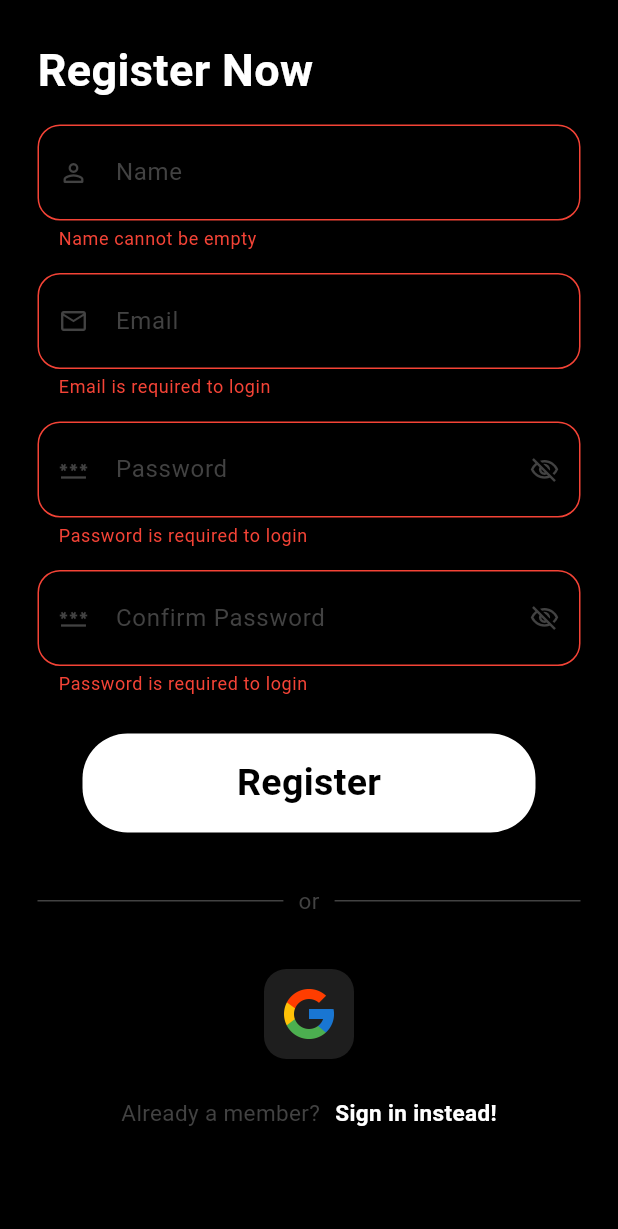
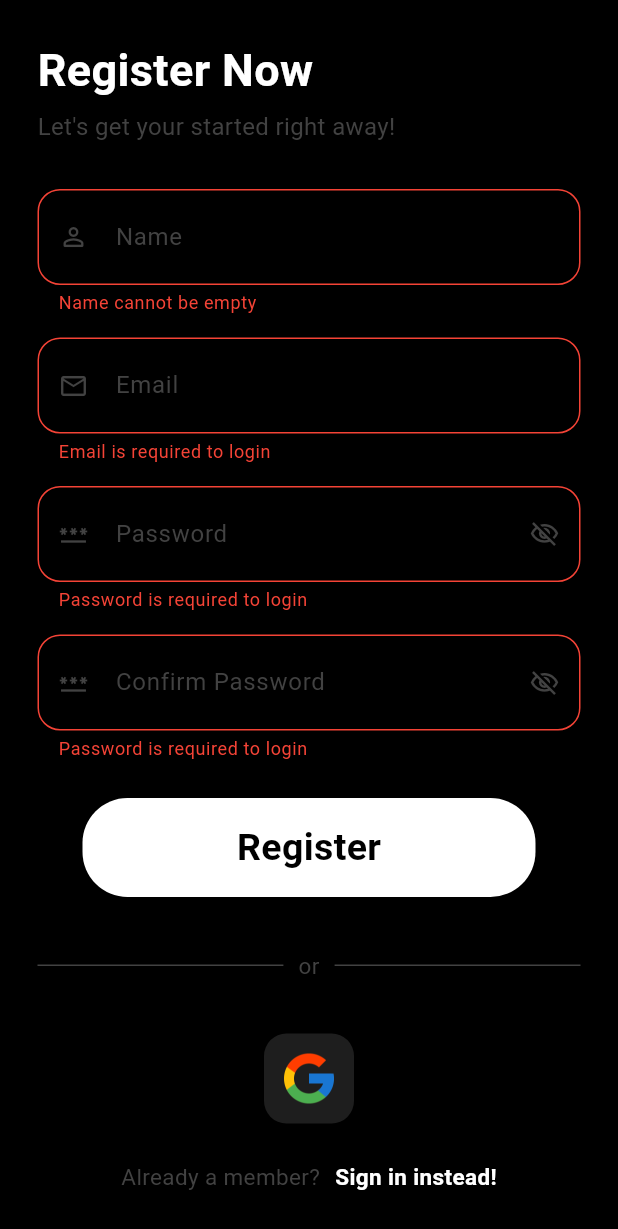
Before and after one commit to Jaskeeee/productivity-app, a Flutter app: the screen it shows after launch, after a tap on "Login", after a tap on "Register Now!", after a tap on "Register", on a phone screen of 412 x 824 dp. Shown: the top 1229 px of the screen. Run offline on Flutter 3.47's test engine with Material 3 defaults, Android fonts, the phone set to English and light mode, and no system bars; our stand-ins replace cloud_firestore, firebase_auth, firebase_core, flutter_bloc, google_sign_in, loading_animation_widget; accounts and stored records are empty; generated files the repository leaves out were written again.

Commit message:
Backend: Added Auth (doesn't work)

```diff
--- a/lib/core/app.dart
+++ b/lib/core/app.dart
@@ -1,16 +1,76 @@
 import 'package:flutter/material.dart';
+import 'package:flutter_bloc/flutter_bloc.dart';
+import 'package:loading_animation_widget/loading_animation_widget.dart';
 import 'package:productivity_app/core/themes/themes.dart';
+import 'package:productivity_app/features/auth/data/firebase_user_repo.dart';
+import 'package:productivity_app/features/auth/presentation/cubit/auth_cubit.dart';
+import 'package:productivity_app/features/auth/presentation/cubit/auth_states.dart';
 import 'package:productivity_app/features/auth/presentation/pages/auth_page.dart';
+import 'package:productivity_app/features/home/presentation/pages/home_page.dart';
 
 class App extends StatelessWidget {
-  const App({super.key});
+  final GlobalKey<ScaffoldMessengerState> rootMessengerKey = GlobalKey<ScaffoldMessengerState>();
+  final FirebaseUserRepo firebaseUserRepo = FirebaseUserRepo();
+  App({super.key});
 
   @override
   Widget build(BuildContext context) {
     return MaterialApp(
       theme: darkTheme,
       debugShowCheckedModeBanner: false,
-      home:AuthPage()
+      home: MultiBlocProvider(
+        providers: [
+          BlocProvider(
+            create: (context) => AuthCubit(firebaseUserRepo)..getUser(),
+          ),
+        ],
+        child: BlocConsumer<AuthCubit, AuthStates>(
+          builder: (context, state) {
+            if (state is Authenticated) {
+              return HomePage(user: state.user);
+            } else if (state is Unauthenticated) {
+              return AuthPage();
+            } else {
+              return Center(
+                child: LoadingAnimationWidget.inkDrop(
+                  color: Theme.of(context).colorScheme.inversePrimary,
+                  size: 25,
+                ),
+              );
+            }
+          },
+          listener: (context, state) {
+            if (state is AuthError) {
+              print(state.message);
+              WidgetsBinding.instance.addPostFrameCallback((_){
+                rootMessengerKey.currentState?.showMaterialBanner(
+                MaterialBanner(
+                  backgroundColor: Theme.of(context).colorScheme.error,
+                  dividerColor: Theme.of(context).colorScheme.error,
+                  content: Text(
+                    state.message,
+                    style: TextStyle(
+                      color: Theme.of(context).colorScheme.inversePrimary,
+                      fontSize: 16,
+                    ),
+                  ),
+                  actions: [
+                    IconButton(
+                      onPressed: () => rootMessengerKey.currentState?.hideCurrentMaterialBanner(),
+                      icon: Icon(
+                        Icons.close,
+                        color: Theme.of(context).colorScheme.inversePrimary,
+                        size: 20,
+                      ),
+                    ),
+                  ],
+                ),
+              );
+              });
+            }
+          },
+        ),
+      ),
     );
   }
 }
--- a/lib/core/components/google_sign_in_button.dart
+++ b/lib/core/components/google_sign_in_button.dart
@@ -2,11 +2,17 @@ import 'package:flutter/material.dart';
 import 'package:productivity_app/core/utils.dart';
 
 class GoogleSignInButton extends StatelessWidget {
-  const GoogleSignInButton({super.key});
+  final void Function() onPressed;
+  const GoogleSignInButton({
+    super.key,
+    required this.onPressed
+  });
 
   @override
   Widget build(BuildContext context) {
     return Center(
+      child: GestureDetector(
+        onTap: onPressed,
         child: Container(
           padding: EdgeInsets.all(10),
           decoration: BoxDecoration(
@@ -19,6 +25,7 @@ class GoogleSignInButton extends StatelessWidget {
             height: 40,
           )
         ),
+      ),
     );
   }
 }
--- /dev/null
+++ b/lib/features/auth/data/firebase_user_repo.dart
@@ -0,0 +1,123 @@
+
+import 'package:cloud_firestore/cloud_firestore.dart';
+import 'package:firebase_auth/firebase_auth.dart';
+import 'package:google_sign_in/google_sign_in.dart';
+import 'package:productivity_app/core/utils.dart';
+import 'package:productivity_app/features/auth/domain/app_user.dart';
+import 'package:productivity_app/features/auth/domain/repo/app_user_repo.dart';
+
+class FirebaseUserRepo implements AppUserRepo{
+  final _firebaseauth = FirebaseAuth.instance;
+  final _firestore = FirebaseFirestore.instance;
+  final _googleSignin = GoogleSignIn.instance;
+  bool isInit = false;
+
+  Future<void> _ensureGoogleInit()async{
+    try{
+      await _googleSignin.initialize();
+      isInit = true;
+    }
+    catch(e){
+      throw Exception("Failed to initialize Google Sign in: $e");
+    }
+  }
+
+  FirebaseUserRepo(){
+    _ensureGoogleInit();
+  }
+
+  @override
+  Future<AppUser?> getuser()async{
+    try{
+      final User? currUser =  _firebaseauth.currentUser;
+      if(currUser!=null){
+        return AppUser(
+          uid: currUser.uid,
+          name: currUser.displayName!,
+          email: currUser.email!,
+        );
+      }else{
+        return null;
+      }
+
+    }catch(e){
+      throw Exception("Failed to fetch User!: $e");
+    }
+  }
+  @override
+  Future<AppUser?> userLogin(String email, String passwd)async{
+    try{
+      final UserCredential userCreds = await _firebaseauth.signInWithEmailAndPassword(
+        email: email,
+        password: passwd
+      );
+      final AppUser appUser = AppUser(
+        uid: userCreds.user!.uid,
+        name: userCreds.user!.displayName!,
+        email: userCreds.user!.email!
+      );
+      return appUser;
+    }catch(e){
+      throw Exception("Failed login user!: $e");
+    }
+  }
+  @override
+  Future<AppUser?> userRegister(String name, String email, String passwd)async{
+    try{
+      final UserCredential userCreds = await _firebaseauth.createUserWithEmailAndPassword(email: email, password: passwd);
+      final AppUser newUser = AppUser(
+        uid: userCreds.user!.uid,
+        name: name,
+        email: email
+      );
+      final CollectionReference userCollection = _firestore.collection("users");
+      userCollection.doc(newUser.uid).set(newUser.toJson());
+      return newUser;
+    }catch(e){
+      throw Exception("Failed to Register User!: $e");
+    }
+  }
+  @override
+  Future<void> logoutUser()async{
+    try{
+      await _firebaseauth.signOut();
+    }
+    catch(e){
+      throw Exception("Failed to Login User!:$e");
+    }
+  }
+
+  @override
+  Future<AppUser?> googleSignIn()async{
+    try{
+      if(!isInit){
+        await _ensureGoogleInit();
+      }
+      final GoogleSignInAccount appUser = await _googleSignin.authenticate(
+        scopeHint: ['email']
+      );
+      final authClient = _googleSignin.authorizationClient;
+      final authorization = await authClient.authorizationForScopes(['emails']);
+      final GoogleSignInAuthentication googleSignInAuthentication = appUser.authentication;
+      final CollectionReference userCollection = _firestore.collection("users");
+      final credential = GoogleAuthProvider.credential(
+        accessToken: authorization?.accessToken,
+        idToken: googleSignInAuthentication.idToken
+      );
+      final UserCredential userCredential = await _firebaseauth.signInWithCredential(credential);
+      final AppUser user = AppUser(
+        uid: userCredential.user!.uid,
+        name: userCredential.user!.displayName ?? "User",
+        email: userCredential.user!.email!
+      );
+      userCollection.doc(user.uid).set(user.toJson());
+      return user;
+    }
+    on GoogleSignInException catch(e){
+      throw Exception("Google Sign In Exception: ${e.code} ${e.description} ${e.details}");
+    }
+    catch(e){
+      throw Exception("Failed to Sign User in using google: $e");
+    }
+  }
+}
--- /dev/null
+++ b/lib/features/auth/domain/app_user.dart
@@ -0,0 +1,24 @@
+class AppUser {
+  final String uid;
+  final String name;
+  final String email;
+  AppUser({
+    required this.uid,
+    required this.name,
+    required this.email,
+  });
+  Map<String,dynamic> toJson(){
+    return {
+      "uid": uid,
+      "name": name,
+      "email": email,
+    };
+  }
+  factory AppUser.fromJson(json){
+    return AppUser(
+      uid: json["uid"],
+      name: json["name"],
+      email: json["email"],
+    );
+  }
+}
--- /dev/null
+++ b/lib/features/auth/presentation/cubit/auth_cubit.dart
@@ -0,0 +1,82 @@
+import 'package:flutter_bloc/flutter_bloc.dart';
+import 'package:productivity_app/features/auth/data/firebase_user_repo.dart';
+import 'package:productivity_app/features/auth/domain/app_user.dart';import 'package:productivity_app/features/auth/presentation/cubit/auth_states.dart';
+
+class AuthCubit extends Cubit<AuthStates>{
+  final FirebaseUserRepo firebaseUserRepo;
+  AuthCubit(this.firebaseUserRepo):super(AuthInitial());
+
+  Future<void> getUser()async{
+    emit(AuthLoading());
+    try{
+      final AppUser? user = await firebaseUserRepo.getuser();
+      if(user!=null){
+        emit(Authenticated(user: user));
+      }
+      else{
+        emit(Unauthenticated());
+      }
+    }catch(e){
+      emit(AuthError(message: e.toString()));
+      emit(Unauthenticated());
+    }
+  }
+  Future<void> signIn(String email,String passwd)async{
+    emit(AuthLoading());
+    try{
+      final AppUser? user = await firebaseUserRepo.userLogin(email, passwd);
+      if(user!=null){
+        emit(Authenticated(user: user));
+      }else{
+        emit(Unauthenticated());
+      }
+    }
+    catch(e){
+      emit(AuthError(message:e.toString()));
+      emit(Unauthenticated());
+    }
+  }
+
+  Future<void> registerNewUser(String name, String email,String passwd)async{
+    emit(AuthLoading());
+    try{
+      final AppUser? user = await firebaseUserRepo.userRegister(name, email, passwd);
+      if(user!=null){
+        emit(Authenticated(user: user));
+      }
+      else{
+        emit(Unauthenticated());
+      }
+    }
+    catch(e){
+      emit(AuthError(message: e.toString()));
+      emit(Unauthenticated());
+    }
+  }
+
+  Future<void> signOut()async{
+    emit(AuthLoading());
+    try{
+      await firebaseUserRepo.logoutUser();
+      emit(Unauthenticated());
+    }catch(e){
+      emit(AuthError(message: e.toString()));
+      emit(Unauthenticated());
+    }
+  }
+
+  Future<void> googleSignIn()async{
+    emit(AuthLoading());
+    try{
+      final AppUser? user = await firebaseUserRepo.googleSignIn();
+      if(user!=null){
+        emit(Authenticated(user: user));
+      }else{
+        emit(Unauthenticated());
+      }
+    }catch(e){
+      emit(AuthError(message:e.toString()));
+      emit(Unauthenticated());
+    }
+  }
+}
--- /dev/null
+++ b/lib/features/auth/presentation/cubit/auth_states.dart
@@ -0,0 +1,14 @@
+import 'package:productivity_app/features/auth/domain/app_user.dart';
+
+sealed class AuthStates {}
+class AuthInitial extends AuthStates{}
+class Authenticated extends AuthStates{
+  final AppUser? user;
+  Authenticated({required this.user});
+}
+class AuthLoading extends AuthStates{}
+class AuthError extends AuthStates{
+  final String message;
+  AuthError({required this.message});
+}
+class Unauthenticated extends AuthStates{}
--- a/lib/features/auth/presentation/pages/login_page.dart
+++ b/lib/features/auth/presentation/pages/login_page.dart
@@ -1,8 +1,10 @@
 import 'package:flutter/material.dart';
+import 'package:flutter_bloc/flutter_bloc.dart';
 import 'package:productivity_app/core/components/google_sign_in_button.dart';
 import 'package:productivity_app/core/components/section_divider.dart';
 import 'package:productivity_app/features/auth/presentation/components/auth_buttons.dart';
 import 'package:productivity_app/features/auth/presentation/components/input_text_field.dart';
+import 'package:productivity_app/features/auth/presentation/cubit/auth_cubit.dart';
 
 class LoginPage extends StatefulWidget {
   final void Function() toggleLogin;
@@ -16,6 +18,7 @@ class LoginPage extends StatefulWidget {
 }
 
 class _LoginPageState extends State<LoginPage> {
+
   final GlobalKey<FormState> _formKey = GlobalKey<FormState>();
   final TextEditingController emailcontroller = TextEditingController();
   final TextEditingController passcontroller = TextEditingController();
@@ -50,7 +53,15 @@ class _LoginPageState extends State<LoginPage> {
                     fontWeight: FontWeight.bold
                   ),
                 ),
-                SizedBox(height: 20),
+                SizedBox(height: 5,),
+                Text(
+                  "Welcome back! we're so glad you're here",
+                  style: TextStyle(
+                    color: Theme.of(context).colorScheme.primary,
+                    fontSize: 16
+                  ),
+                ),
+                SizedBox(height: 30),
                 InputTextField(
                   hintText: "Email",
                   controller: emailcontroller,
@@ -96,13 +107,22 @@ class _LoginPageState extends State<LoginPage> {
                 ),
                 SizedBox(height:25,),
                 AuthButtons(
-                  onPressed:()=>_formKey.currentState!.validate(),
+                  onPressed:(){
+                    final authCubit = context.read<AuthCubit>();
+                    if(_formKey.currentState!.validate()){
+                      final String email = emailcontroller.text;
+                      final String passwd = passcontroller.text;
+                      authCubit.signIn(email, passwd);
+                    }
+                  },
                   text: "Login",
                 ),
                 SizedBox(height:25),
                 SectionDivider(),
                 SizedBox(height: 25),
-                GoogleSignInButton(),
+                GoogleSignInButton(
+                  onPressed: ()=>context.read<AuthCubit>().googleSignIn(),
+                ),
                 SizedBox(height: 25),
                 Row(
                   mainAxisAlignment: MainAxisAlignment.center,
--- a/lib/features/auth/presentation/pages/register_page.dart
+++ b/lib/features/auth/presentation/pages/register_page.dart
@@ -1,8 +1,10 @@
 import 'package:flutter/material.dart';
+import 'package:flutter_bloc/flutter_bloc.dart';
 import 'package:productivity_app/core/components/google_sign_in_button.dart';
 import 'package:productivity_app/core/components/section_divider.dart';
 import 'package:productivity_app/features/auth/presentation/components/auth_buttons.dart';
 import 'package:productivity_app/features/auth/presentation/components/input_text_field.dart';
+import 'package:productivity_app/features/auth/presentation/cubit/auth_cubit.dart';
 
 class RegisterPage extends StatefulWidget {
   final void Function() toggleLogin;
@@ -36,6 +38,7 @@ class _RegisterPageState extends State<RegisterPage> {
           child: Padding(
             padding: EdgeInsetsGeometry.symmetric(horizontal:25),
             child: Column(
+              mainAxisAlignment: MainAxisAlignment.start,
               crossAxisAlignment: CrossAxisAlignment.start,
               children: [
                 SizedBox(height: 25,),
@@ -47,7 +50,15 @@ class _RegisterPageState extends State<RegisterPage> {
                     fontWeight: FontWeight.bold,
                   ),
                 ),
-                SizedBox(height: 15,),
+                SizedBox(height: 5,),
+                Text(
+                  "Let's get your started right away!",
+                  style: TextStyle(
+                    color: Theme.of(context).colorScheme.primary,
+                    fontSize: 16
+                  ),
+                ),
+                SizedBox(height: 30,),
                 InputTextField(
                   hintText: "Name",
                   controller:namecontroller,
@@ -128,13 +139,25 @@ class _RegisterPageState extends State<RegisterPage> {
                 ),
                 SizedBox(height: 25,),
                 AuthButtons(
-                  onPressed: ()=>_formKey.currentState!.validate(),
+                  onPressed: (){
+                    if(_formKey.currentState!.validate()){
+                      final authCubit = context.read<AuthCubit>();
+
+                      final String name = namecontroller.text;
+                      final String email = emailcontroller.text;
+                      final String passwd = passcontroller.text;
+
+                      authCubit.registerNewUser(name, email, passwd);
+                    }
+                  },
                   text: "Register"
                 ),
                 SizedBox(height:25),
                 SectionDivider(),
                 SizedBox(height: 25),
-                GoogleSignInButton(),
+                GoogleSignInButton(
+                  onPressed: () => context.read<AuthCubit>().googleSignIn(),
+                ),
                 SizedBox(height: 25),
                 Row(
                   mainAxisAlignment: MainAxisAlignment.center,
--- a/lib/main.dart
+++ b/lib/main.dart
@@ -4,7 +4,7 @@ import 'package:productivity_app/core/app.dart';
 import 'package:productivity_app/core/firebase/firebase_options.dart';
 
 void main() async {
-  Firebase.initializeApp(options:DefaultFirebaseOptions.currentPlatform);
   WidgetsFlutterBinding.ensureInitialized();
+  await Firebase.initializeApp(options:DefaultFirebaseOptions.currentPlatform);
   runApp(App());
 }
--- a/pubspec.yaml
+++ b/pubspec.yaml
@@ -39,6 +39,9 @@ dependencies:
   firebase_core: ^4.2.1
   firebase_auth: ^6.1.2
   flutter_svg: ^2.2.2
+  cloud_firestore: ^6.1.0
+  google_sign_in: ^7.2.0
+  loading_animation_widget: ^1.3.0
 
 dev_dependencies:
   flutter_test:
```
Also changed, not shown: lib/features/auth/domain/repo/app_user_repo.dart (added, +11 -0 lines), lib/features/home/presentation/pages/home_page.dart (+22 -2 lines), 5 other files. Lines whose indentation alone changed are shown as unchanged.
